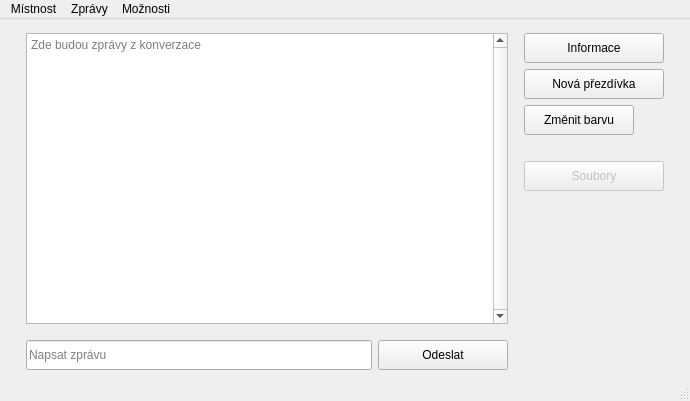
RxiPland/crypto_chat, file crypto_chat/chatwindow.ui: the form before one commit.
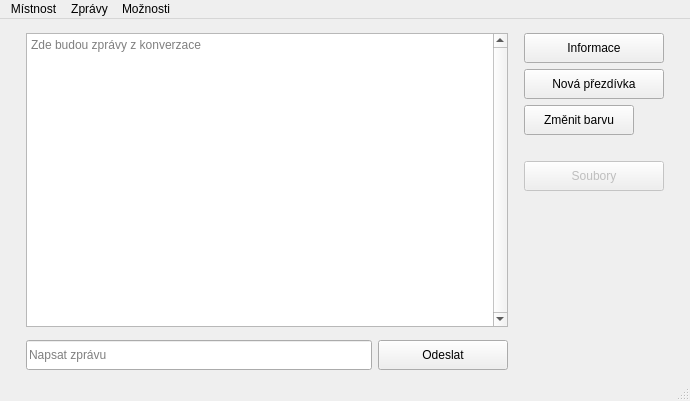
The form after the commit. Icons and pictures are not drawn.

```diff
--- a/crypto_chat/chatwindow.ui
+++ b/crypto_chat/chatwindow.ui
@@ -96,7 +96,7 @@
           <property name="sizeHint" stdset="0">
            <size>
             <width>0</width>
-            <height>10</height>
+            <height>7</height>
            </size>
           </property>
          </spacer>
```
